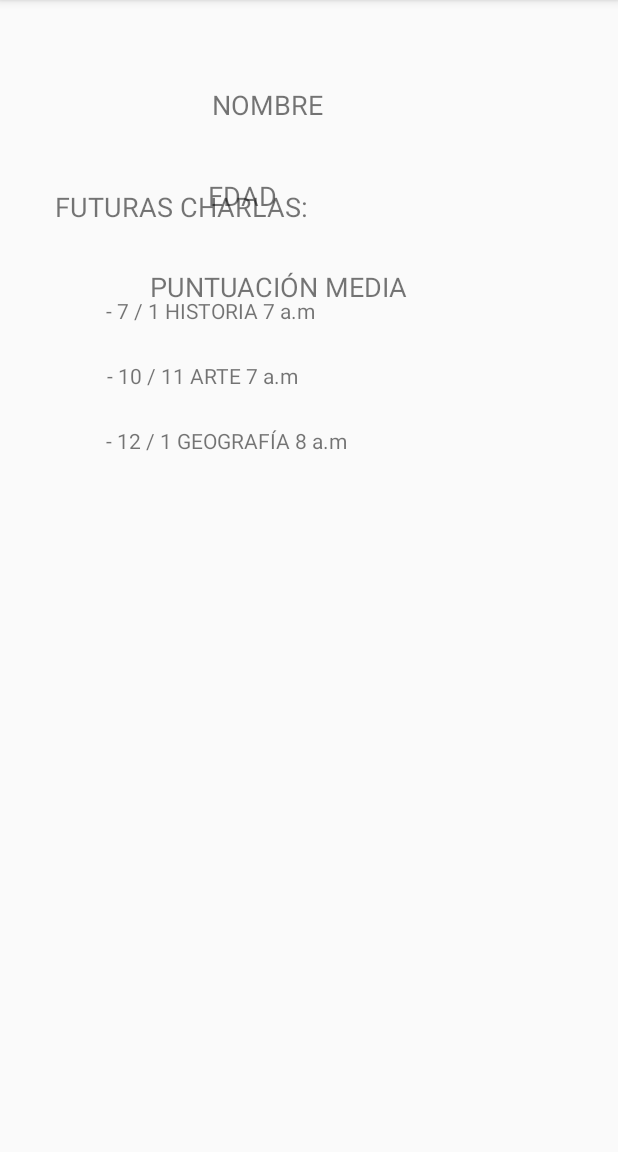
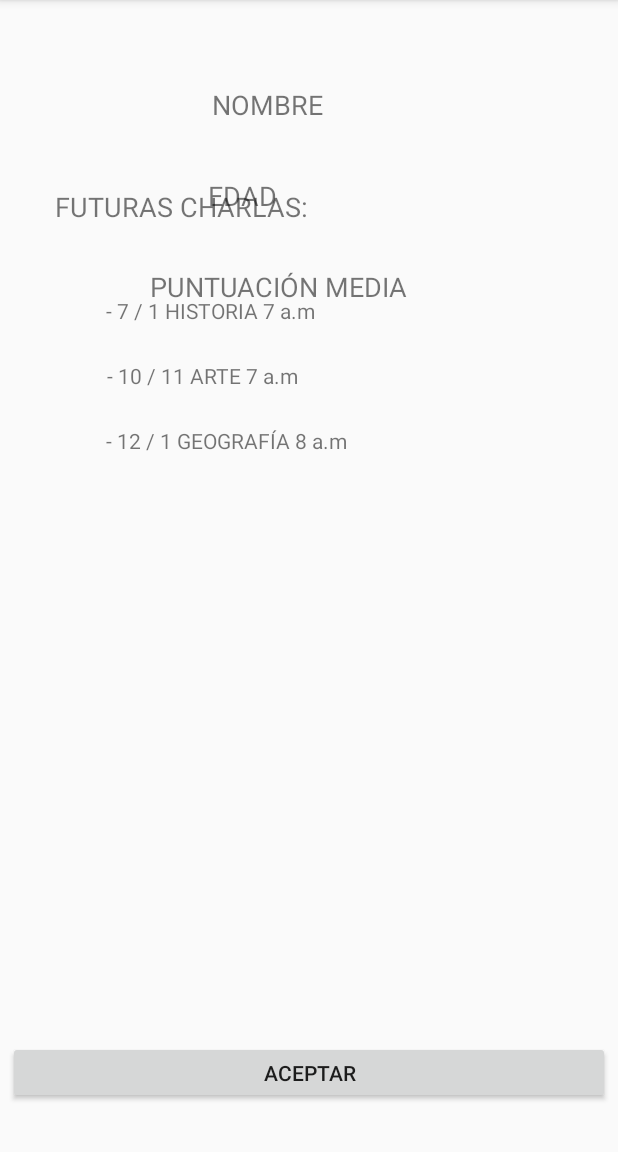
Before and after one commit to SomHackathon2020/somhackathon2020-oconhache, an Android app: the ponentProfile screen opened directly, with no data from a screen before it, on a phone screen of 412 x 824 dp, the part 84-1236 px from its top. Run offline under Robolectric (Android 15) with nearby library versions, the phone set to English and light mode, and no system bars.

Commit message:
ponentProfile

```diff
--- a/app/src/main/res/layout/activity_login.xml
+++ b/app/src/main/res/layout/activity_login.xml
@@ -35,7 +35,7 @@
         android:layout_marginBottom="20dp"
         android:ems="10"
         android:inputType="textPersonName"
-        android:text="Nombre de usuario"
+        android:hint="Nombre de usuario"
         app:layout_constraintBottom_toTopOf="@+id/password"
         app:layout_constraintEnd_toEndOf="parent"
         app:layout_constraintHorizontal_bias="0.0"
@@ -53,7 +53,7 @@
         android:layout_marginBottom="35dp"
         android:ems="10"
         android:inputType="textPersonName"
-        android:text="Password"
+        android:hint="Password"
         app:layout_constraintBottom_toTopOf="@+id/singin"
         app:layout_constraintEnd_toEndOf="parent"
         app:layout_constraintHorizontal_bias="0.0"
--- a/app/src/main/res/layout/activity_ponent_profile.xml
+++ b/app/src/main/res/layout/activity_ponent_profile.xml
@@ -137,4 +137,20 @@
         app:layout_constraintStart_toStartOf="parent"
         app:layout_constraintTop_toBottomOf="@+id/textView7"
         tools:text="- 12 / 1 GEOGRAFÍA 8 a.m" />
+
+    <Button
+        android:id="@+id/button"
+        android:layout_width="401dp"
+        android:layout_height="42dp"
+        android:layout_marginStart="5dp"
+        android:layout_marginLeft="5dp"
+        android:layout_marginEnd="5dp"
+        android:layout_marginRight="5dp"
+        android:layout_marginBottom="32dp"
+        android:text="ACEPTAR"
+        app:layout_constraintBottom_toBottomOf="parent"
+        app:layout_constraintEnd_toEndOf="parent"
+        app:layout_constraintHorizontal_bias="0.0"
+        app:layout_constraintStart_toStartOf="parent"
+        tools:text="ACEPTAR" />
 </androidx.constraintlayout.widget.ConstraintLayout>
```
Also changed, not shown: app/src/main/res/layout/activity_event_details.xml (+7 -7 lines), app/src/main/res/layout/activity_sign_up.xml (+19 -18 lines).
